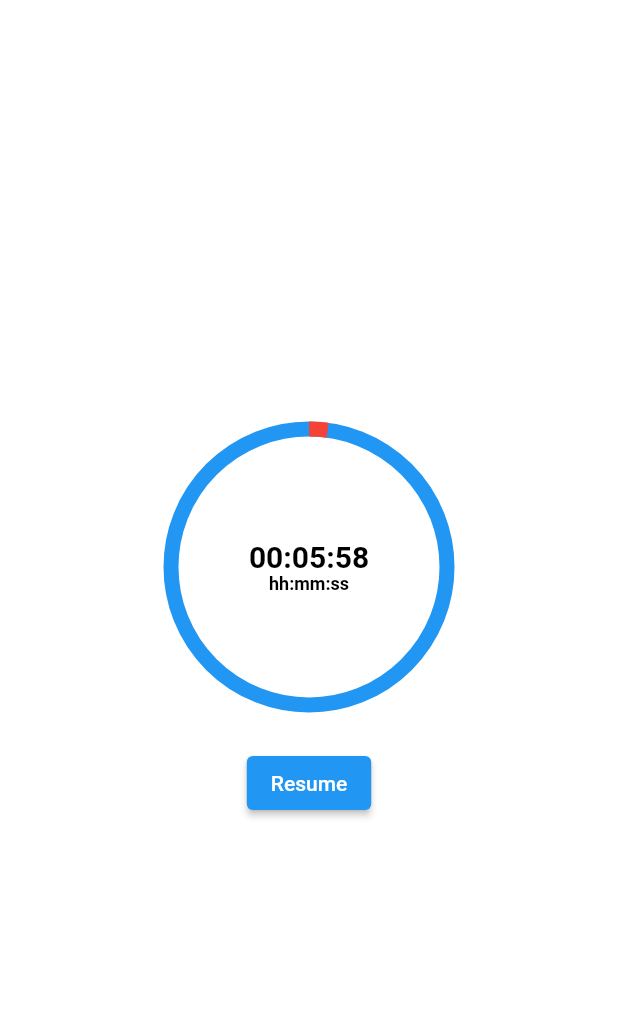
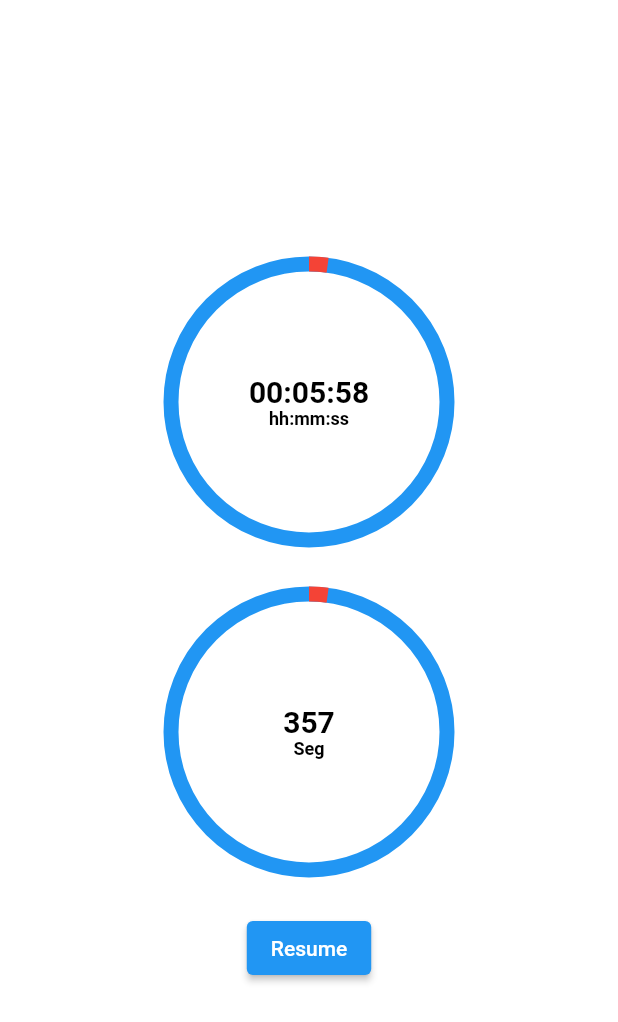
Before and after one commit to AndresR173/countdown_progress_indicator, a Flutter app: the screen it shows after launch, after a tap on "Pause", on a phone screen of 412 x 824 dp. Shown: the top 1022 px of the screen. Run offline on Flutter 3.47's test engine with Material 2 defaults, Android fonts, the phone set to English and light mode, and no system bars.

Commit message:
Update documentation

```diff
--- a/example/lib/main.dart
+++ b/example/lib/main.dart
@@ -15,6 +15,7 @@ class MyApp extends StatefulWidget {
 class _MyAppState extends State<MyApp> {
   bool _isRunning = true;
   final _controller = CountDownController();
+  final _controller2 = CountDownController();
 
   @override
   Widget build(BuildContext context) {
@@ -36,9 +37,26 @@ class _MyAppState extends State<MyApp> {
                     initialPosition: 0,
                     duration: 365,
                     timeFormatter: (seconds) {
-                      return Duration(seconds: seconds).toString().split('.')[0].padLeft(8, '0');
+                      return Duration(seconds: seconds)
+                          .toString()
+                          .split('.')[0]
+                          .padLeft(8, '0');
                     },
                     text: 'hh:mm:ss',
+                    onComplete: () => null,
+                  ),
+                ),
+                const SizedBox(height: 20),
+                SizedBox(
+                  height: 200,
+                  width: 200,
+                  child: CountDownProgressIndicator(
+                    controller: _controller2,
+                    valueColor: Colors.red,
+                    backgroundColor: Colors.blue,
+                    initialPosition: 0,
+                    duration: 365,
+                    text: 'Seg',
                     onComplete: () => null,
                   ),
                 ),
@@ -47,8 +65,10 @@ class _MyAppState extends State<MyApp> {
                   onPressed: () => setState(() {
                     if (_isRunning) {
                       _controller.pause();
+                      _controller2.pause();
                     } else {
                       _controller.resume();
+                      _controller2.resume();
                     }
 
                     _isRunning = !_isRunning;
--- a/pubspec.yaml
+++ b/pubspec.yaml
@@ -1,6 +1,6 @@
 name: countdown_progress_indicator
 description: Customizable countdown timer for Flutter with pause/resume controls.
-version: 0.1.1
+version: 0.1.2
 homepage: https://github.com/AndresR173/countdown_progress_indicator
 
 environment:
```
Also changed, not shown: example/pubspec.lock, pubspec.lock, 2 other files.
